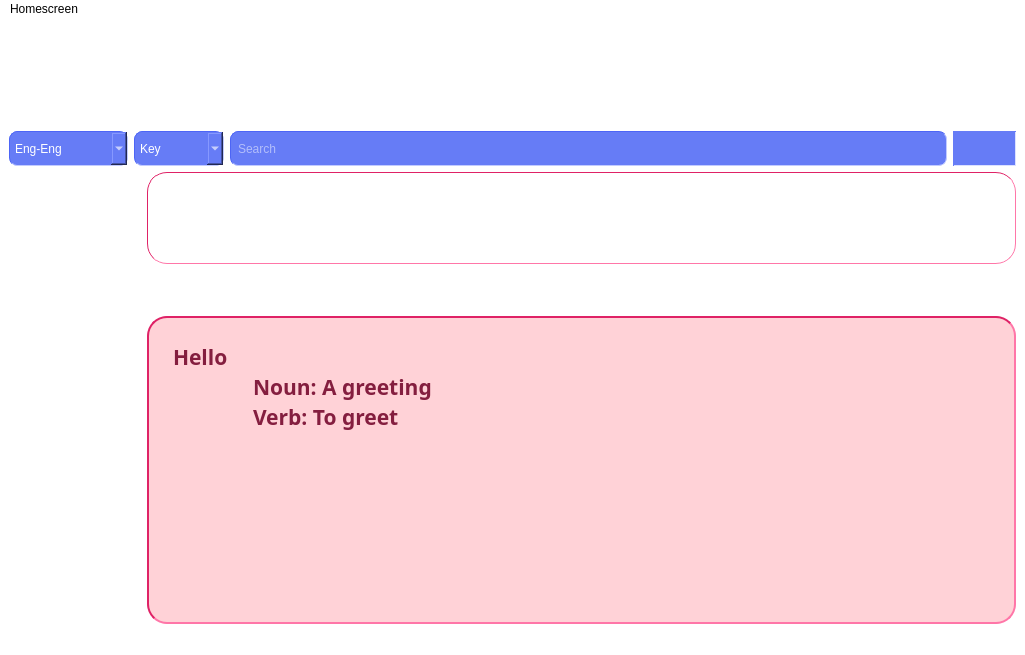
Above: mainwindow.ui from OHonSam/CS163_Group2_Dictionary before the change. Below: the same form after it.
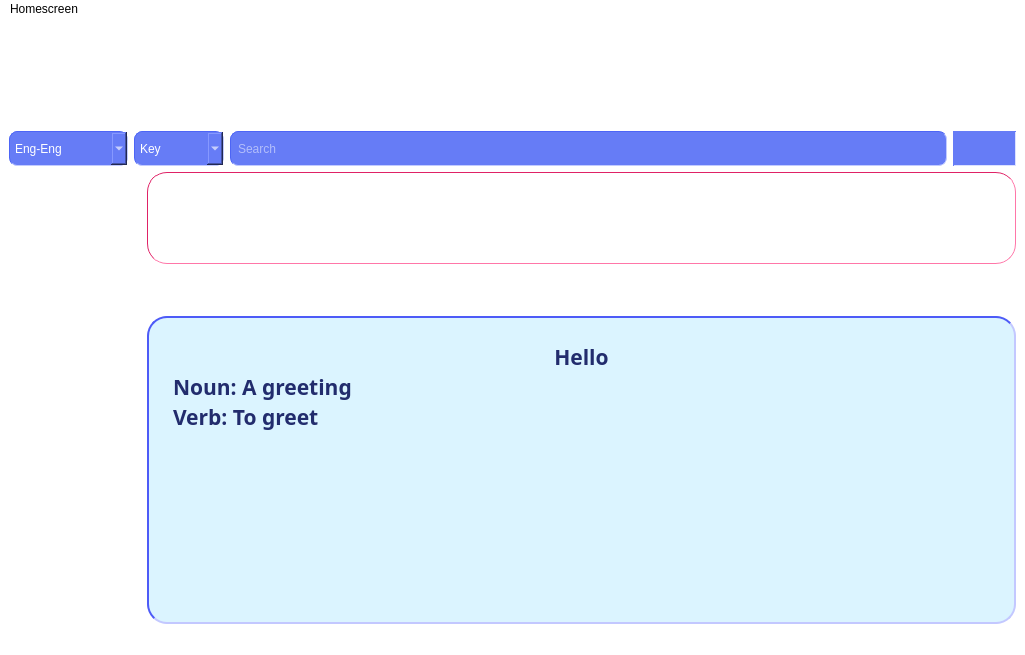
That is the form after the change. Icons and pictures are not drawn.

Commit message: update color text box

The edit to the form file:
```diff
--- a/mainwindow.ui
+++ b/mainwindow.ui
@@ -429,13 +429,13 @@
           </property>
           <property name="styleSheet">
            <string notr="true">padding: 20px;
-border-color: rgb(223, 34, 102);
 border-width : 2px;
 border-style:inset;
 border-radius: 20px;
   min-height: 20px;
   min-width: 20px;
-background-color: rgb(255, 210, 215);</string>
+border-color: rgb(77, 91, 247);
+background-color: rgb(219, 244, 255)</string>
           </property>
           <property name="html">
            <string>&lt;!DOCTYPE HTML PUBLIC &quot;-//W3C//DTD HTML 4.0//EN&quot; &quot;http://www.w3.org/TR/REC-html40/strict.dtd&quot;&gt;
@@ -445,9 +445,9 @@
 li.unchecked::marker { content: &quot;\2610&quot;; }
 li.checked::marker { content: &quot;\2612&quot;; }
 &lt;/style&gt;&lt;/head&gt;&lt;body style=&quot; font-family:'Comfortaa'; font-size:9pt; font-weight:400; font-style:normal;&quot;&gt;
-&lt;p style=&quot; margin-top:0px; margin-bottom:0px; margin-left:0px; margin-right:0px; -qt-block-indent:0; text-indent:0px;&quot;&gt;&lt;span style=&quot; font-size:16pt; font-weight:700; color:#841e3f;&quot;&gt;Hello&lt;/span&gt;&lt;/p&gt;
-&lt;p align=&quot;justify&quot; style=&quot; margin-top:0px; margin-bottom:0px; margin-left:0px; margin-right:0px; -qt-block-indent:0; text-indent:0px;&quot;&gt;&lt;span style=&quot; font-size:16pt; font-weight:700; color:#841e3f;&quot;&gt;	Noun: A greeting&lt;/span&gt;&lt;/p&gt;
-&lt;p align=&quot;justify&quot; style=&quot; margin-top:0px; margin-bottom:0px; margin-left:0px; margin-right:0px; -qt-block-indent:0; text-indent:0px;&quot;&gt;&lt;span style=&quot; font-size:16pt; font-weight:700; color:#841e3f;&quot;&gt;	Verb: To greet&lt;/span&gt;&lt;/p&gt;&lt;/body&gt;&lt;/html&gt;</string>
+&lt;p align=&quot;center&quot; style=&quot; margin-top:0px; margin-bottom:0px; margin-left:0px; margin-right:0px; -qt-block-indent:0; text-indent:0px;&quot;&gt;&lt;span style=&quot; font-size:16pt; font-weight:700; color:#222c6d;&quot;&gt;Hello&lt;/span&gt;&lt;/p&gt;
+&lt;p align=&quot;justify&quot; style=&quot; margin-top:0px; margin-bottom:0px; margin-left:0px; margin-right:0px; -qt-block-indent:0; text-indent:0px;&quot;&gt;&lt;span style=&quot; font-size:16pt; font-weight:700; color:#222c6d;&quot;&gt;Noun: A greeting&lt;/span&gt;&lt;/p&gt;
+&lt;p align=&quot;justify&quot; style=&quot; margin-top:0px; margin-bottom:0px; margin-left:0px; margin-right:0px; -qt-block-indent:0; text-indent:0px;&quot;&gt;&lt;span style=&quot; font-size:16pt; font-weight:700; color:#222c6d;&quot;&gt;Verb: To greet&lt;/span&gt;&lt;/p&gt;&lt;/body&gt;&lt;/html&gt;</string>
           </property>
           <property name="placeholderText">
            <string>Displaying...</string>
```
Left out of the diff: 2 changed lines with no effect on the pictures.
